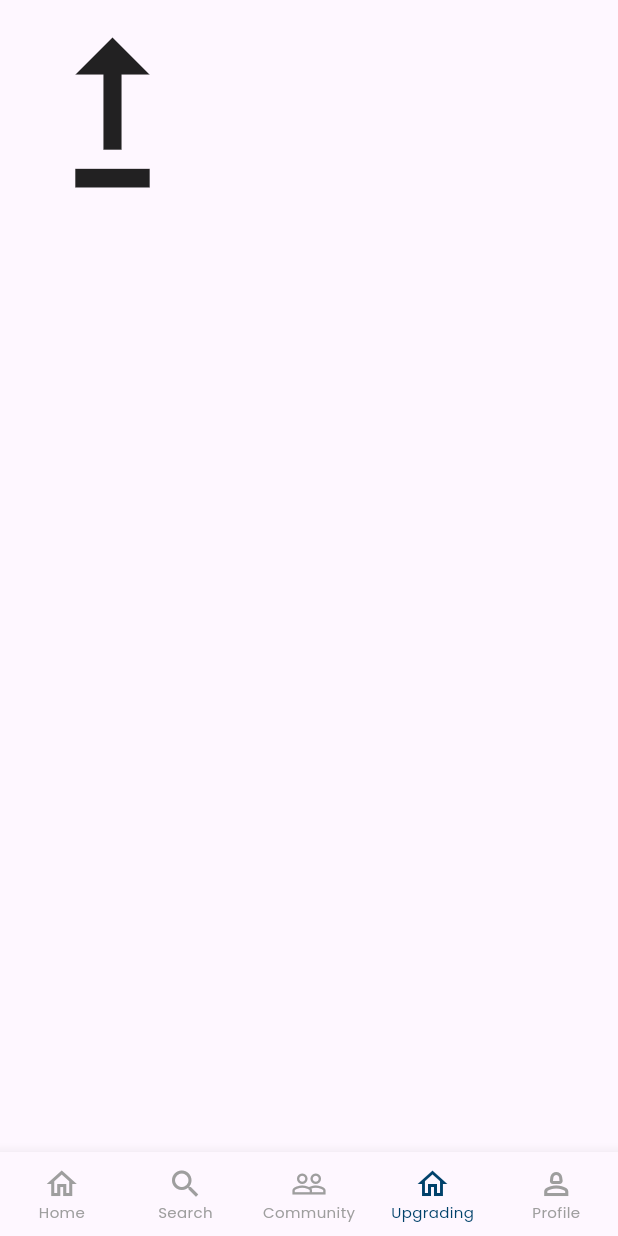
After one commit to ahargunyllib/upgrading, a Flutter app: the MainPage screen opened by its route, on a phone screen of 412 x 824 dp. The commit adds this screen. Run offline on Flutter 3.47's test engine with Material 3 defaults, Android fonts, the phone set to English and light mode, and no system bars; our stand-ins replace font_awesome_flutter, google_fonts.

Commit message:
style: adding main page and navigation bar logic

```diff
--- a/lib/main.dart
+++ b/lib/main.dart
@@ -3,6 +3,7 @@ import 'package:flutter/material.dart';
 import 'themes/app_theme.dart';
 import 'views/register_page.dart';
 import 'views/login_page.dart';
+import 'views/main_page.dart';
 
 void main() {
   runApp(const MainApp());
@@ -20,6 +21,7 @@ class MainApp extends StatelessWidget {
       routes: {
         RegisterPage.routeName: (context) => const RegisterPage(),
         LoginPage.routeName: (context) => const LoginPage(),
+        MainPage.routeName: (context) => const MainPage()
       },
     );
   }
--- a/lib/themes/app_theme.dart
+++ b/lib/themes/app_theme.dart
@@ -4,8 +4,8 @@ import 'package:google_fonts/google_fonts.dart';
 ThemeData appTheme() {
   return ThemeData(
     primaryColor: const Color(0xFF00416A),
-    scaffoldBackgroundColor: const Color(0xFF00416A),
     hoverColor: const Color(0xFF003658),
+    focusColor: const Color(0xFF9E9E9E),
 
     textTheme: TextTheme(
       bodyLarge: GoogleFonts.poppins(
--- /dev/null
+++ b/lib/views/main_page.dart
@@ -0,0 +1,103 @@
+import 'package:flutter/material.dart';
+import 'package:google_fonts/google_fonts.dart';
+import 'package:upgrading/views/community_page.dart';
+import 'package:upgrading/views/home_page.dart';
+import 'package:upgrading/views/profile_page.dart';
+import 'package:upgrading/views/search_page.dart';
+import 'package:upgrading/views/upgrading_page.dart';
+
+class MainPage extends StatefulWidget {
+  static const routeName = "/main";
+
+  const MainPage({super.key});
+
+  @override
+  // ignore: library_private_types_in_public_api
+  _MainPageState createState() => _MainPageState();
+}
+
+class _MainPageState extends State<MainPage> {
+  int _selectedIndex = 3;
+
+  @override
+  Widget build(BuildContext context) {
+    final theme = Theme.of(context);
+    // final size = MediaQuery.of(context).size;
+
+    const List<Widget> _pages = <Widget>[
+      HomePage(),
+      SearchPage(),
+      CommunityPage(),
+      UpgradingPage(),
+      ProfilePage()
+    ];
+
+    return Scaffold(
+        backgroundColor: Colors.white,
+        bottomNavigationBar: Theme(
+          data: ThemeData(
+            splashColor: Colors.transparent,
+            highlightColor: Colors.transparent,
+          ),
+          child: BottomNavigationBar(
+            currentIndex: _selectedIndex,
+            onTap: _onItemTapped,
+            type: BottomNavigationBarType.fixed,
+            selectedIconTheme: IconThemeData(color: theme.primaryColor),
+            selectedItemColor: theme.primaryColor,
+            selectedLabelStyle: GoogleFonts.poppins(
+                color: theme.primaryColor,
+                fontWeight: FontWeight.w400),
+            selectedFontSize: 10,
+            unselectedIconTheme: IconThemeData(color: theme.focusColor),
+            unselectedItemColor: theme.focusColor,
+            unselectedLabelStyle: GoogleFonts.poppins(
+                color: theme.primaryColor,
+                fontWeight: FontWeight.w400),
+            unselectedFontSize: 10,
+            items: const [
+              BottomNavigationBarItem(
+                icon: Icon(
+                  Icons.home_outlined
+                ),
+                label: 'Home',
+              ),
+              BottomNavigationBarItem(
+                icon: Icon(
+                  Icons.search
+                ),
+                label: 'Search',
+              ),
+              BottomNavigationBarItem(
+                icon: Icon(
+                  Icons.people_outline
+                ),
+                label: 'Community',
+              ),
+              BottomNavigationBarItem(
+                icon: Icon(
+                  Icons.home_outlined
+                ),
+                label: 'Upgrading',
+              ),
+              BottomNavigationBarItem(
+                icon: Icon(
+                  Icons.person_2_outlined
+                ),
+                label: 'Profile',
+              ),
+            ],
+          ),
+        ),
+        body: IndexedStack(
+          index: _selectedIndex,
+          children: _pages,
+        ));
+  }
+
+  void _onItemTapped(int index) {
+    setState(() {
+      _selectedIndex = index;
+    });
+  }
+}
--- /dev/null
+++ b/lib/views/upgrading_page.dart
@@ -0,0 +1,15 @@
+import 'package:flutter/material.dart';
+
+class UpgradingPage extends StatelessWidget {
+  const UpgradingPage({super.key});
+
+  @override
+  Widget build(BuildContext context) {
+    return const Scaffold(
+      body: Icon(
+        Icons.upgrade_outlined,
+        size: 150,
+      ),
+    );
+  }
+}
```
Also changed, not shown: lib/views/community_page.dart (added, +15 -0 lines), lib/views/home_page.dart (added, +15 -0 lines), lib/views/profile_page.dart (added, +15 -0 lines), lib/views/search_page.dart (added, +15 -0 lines).
